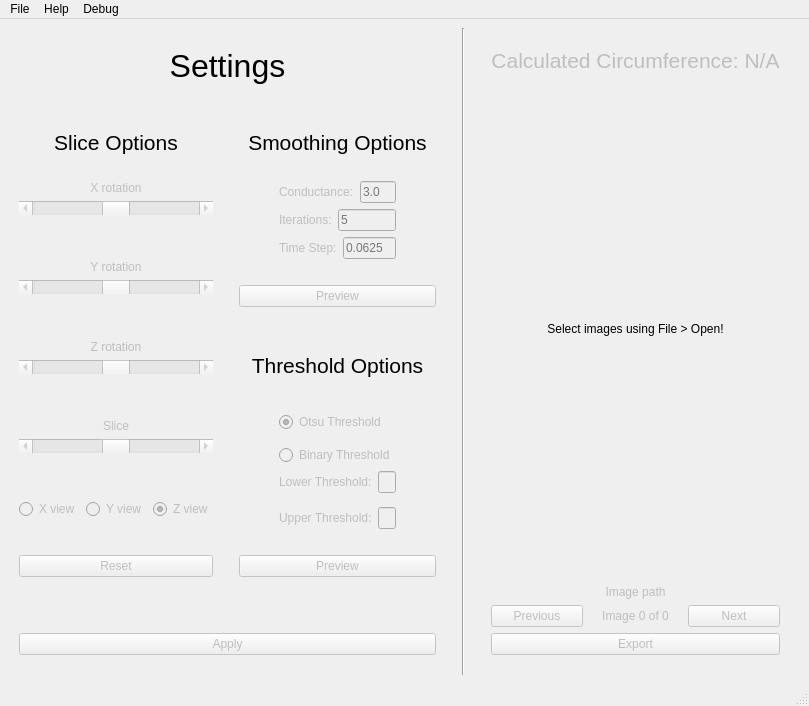
The window that src/GUI/main.ui (NIRALUser/NeuroRuler) describes before a commit, drawn with Qt 5.
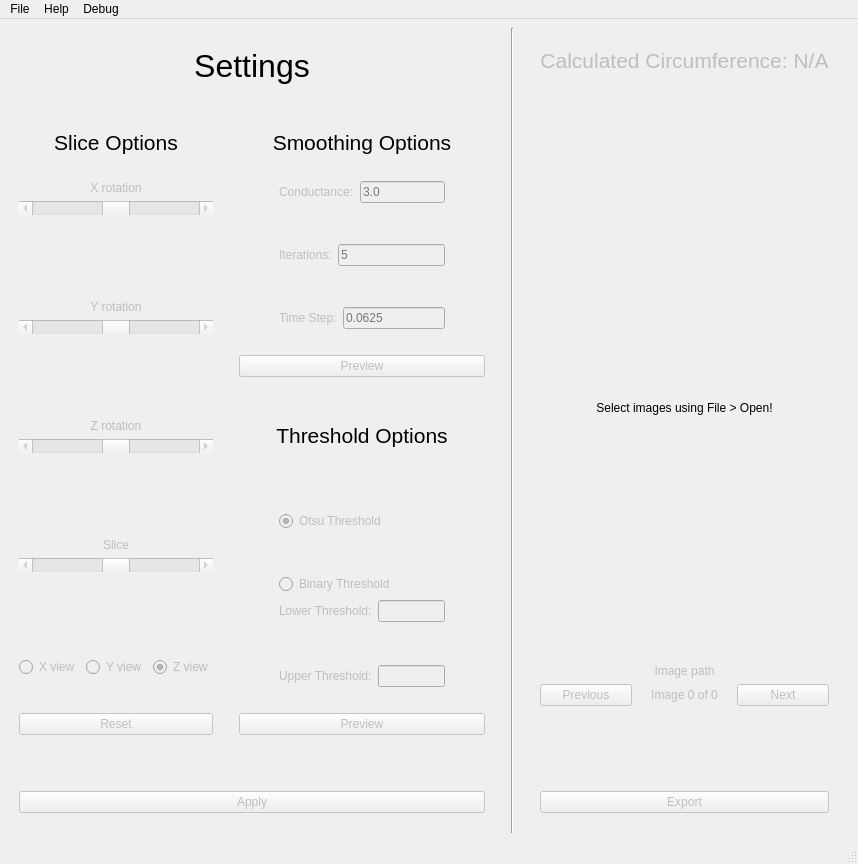
The same window after the commit.

The edit to the form file:
```diff
--- a/src/GUI/main.ui
+++ b/src/GUI/main.ui
@@ -6,8 +6,8 @@
    <rect>
     <x>0</x>
     <y>0</y>
-    <width>809</width>
-    <height>697</height>
+    <width>858</width>
+    <height>864</height>
    </rect>
   </property>
   <property name="windowTitle">
@@ -1080,8 +1080,8 @@
     <rect>
      <x>0</x>
      <y>0</y>
-     <width>809</width>
-     <height>18</height>
+     <width>858</width>
+     <height>24</height>
     </rect>
    </property>
    <property name="nativeMenuBar">
```
Left out of the diff: 23 changed lines with no effect on the pictures.
